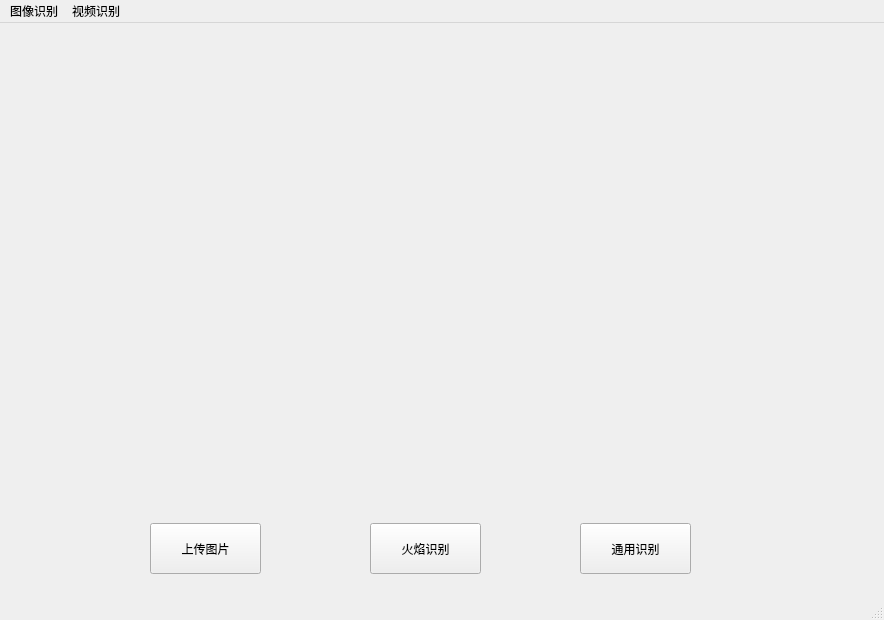
Above: GUI.ui from lzlzlz666/fire-recognition before the change. Below: the same form after it.
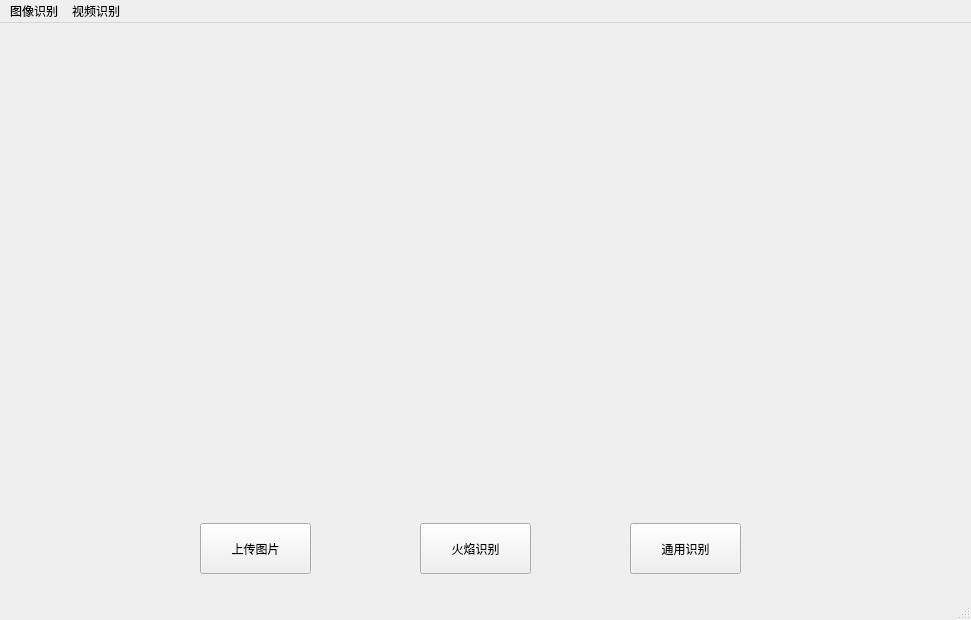
That is the form after the change. Icons and pictures are not drawn.

Patch:
```diff
--- a/GUI.ui
+++ b/GUI.ui
@@ -6,7 +6,7 @@
    <rect>
     <x>0</x>
     <y>0</y>
-    <width>884</width>
+    <width>971</width>
     <height>620</height>
    </rect>
   </property>
@@ -33,8 +33,8 @@
    <widget class="QLabel" name="label_2">
     <property name="geometry">
      <rect>
-      <x>490</x>
-      <y>60</y>
+      <x>540</x>
+      <y>70</y>
       <width>381</width>
       <height>381</height>
      </rect>
@@ -49,7 +49,7 @@
    <widget class="QPushButton" name="pushButton_3">
     <property name="geometry">
      <rect>
-      <x>370</x>
+      <x>420</x>
       <y>500</y>
       <width>111</width>
       <height>51</height>
@@ -62,7 +62,7 @@
    <widget class="QPushButton" name="pushButton_2">
     <property name="geometry">
      <rect>
-      <x>580</x>
+      <x>630</x>
       <y>500</y>
       <width>111</width>
       <height>51</height>
@@ -75,7 +75,7 @@
    <widget class="QPushButton" name="uploadPushButton">
     <property name="geometry">
      <rect>
-      <x>150</x>
+      <x>200</x>
       <y>500</y>
       <width>111</width>
       <height>51</height>
@@ -91,7 +91,7 @@
     <rect>
      <x>0</x>
      <y>0</y>
-     <width>884</width>
+     <width>971</width>
      <height>22</height>
     </rect>
    </property>
```
Left out of the diff: 4 changed lines with no effect on the pictures.
